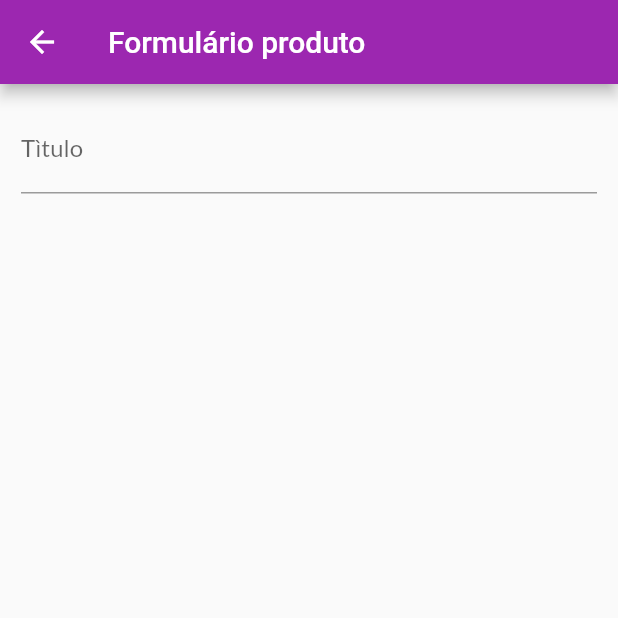
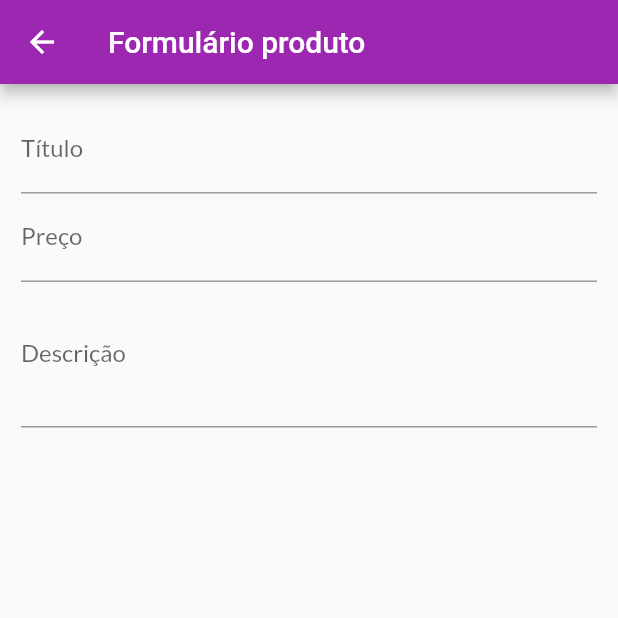
Before and after one commit to hansmboron/loja, a Flutter app: the ProductFormScreen screen opened by its route, on a phone screen of 412 x 824 dp, the top half of it. Run offline on Flutter 3.47's test engine with Material 2 defaults, Android fonts, the phone set to English and light mode, and no system bars; our stand-ins replace cached_network_image, google_fonts; network calls fail.

```diff
--- a/lib/pages/product_form_screen.dart
+++ b/lib/pages/product_form_screen.dart
@@ -6,6 +6,16 @@ class ProductFormScreen extends StatefulWidget {
 }
 
 class _ProductFormScreenState extends State<ProductFormScreen> {
+  final _priceFocusNode = FocusNode();
+  final _descriptionFocusNode = FocusNode();
+
+  @override
+  void dispose() {
+    super.dispose();
+    _priceFocusNode.dispose();
+    _descriptionFocusNode.dispose();
+  }
+
   @override
   Widget build(BuildContext context) {
     return Scaffold(
@@ -18,9 +28,30 @@ class _ProductFormScreenState extends State<ProductFormScreen> {
           child: ListView(
             children: <Widget>[
               TextFormField(
-                decoration: InputDecoration(labelText: "Tìtulo"),
+                decoration: InputDecoration(labelText: "Título"),
                 textInputAction: TextInputAction.next,
-              )
+                onFieldSubmitted: (_) {
+                  FocusScope.of(context).requestFocus(_priceFocusNode);
+                },
+              ),
+              TextFormField(
+                decoration: InputDecoration(labelText: "Preço"),
+                textInputAction: TextInputAction.next,
+                keyboardType: TextInputType.numberWithOptions(
+                  decimal: true,
+                ),
+                focusNode: _priceFocusNode,
+                onFieldSubmitted: (_) {
+                  FocusScope.of(context).requestFocus(_descriptionFocusNode);
+                },
+              ),
+              TextFormField(
+                decoration: InputDecoration(labelText: "Descrição"),
+                textInputAction: TextInputAction.next,
+                maxLines: 3,
+                keyboardType: TextInputType.multiline,
+                focusNode: _descriptionFocusNode,
+              ),
             ],
           ),
         ),
```
